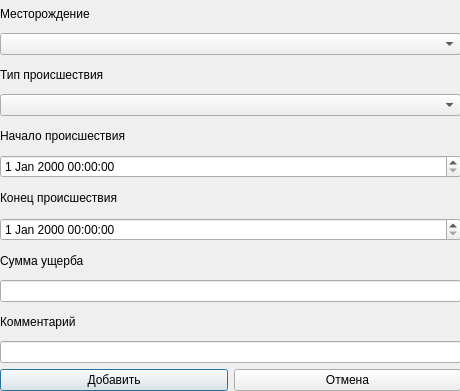
Eofre/application-software-for-accounting-and-analysis-of-accidents-at-the-mining-enterprise, file edit_dialog.ui: the form before one commit.
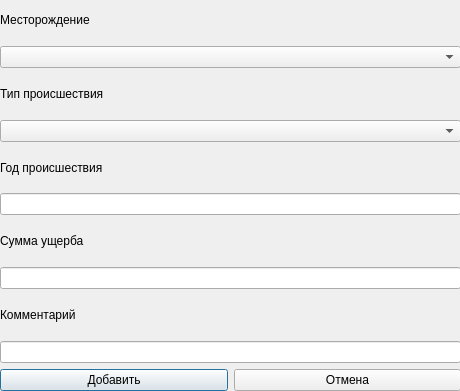
The form after the commit.

What changed in the file:
```diff
--- a/edit_dialog.ui
+++ b/edit_dialog.ui
@@ -23,40 +23,50 @@
     </rect>
    </property>
    <layout class="QGridLayout" name="gridLayout">
-    <item row="0" column="0">
-     <widget class="QLabel" name="label">
-      <property name="text">
-       <string>Месторождение</string>
-      </property>
-     </widget>
-    </item>
-    <item row="6" column="0">
-     <widget class="QLabel" name="label_4">
-      <property name="text">
-       <string>Конец происшествия</string>
-      </property>
-     </widget>
-    </item>
     <item row="7" column="0" colspan="2">
-     <widget class="QDateTimeEdit" name="timeUntil"/>
+     <widget class="QLineEdit" name="txtInjured"/>
     </item>
-    <item row="12" column="0">
+    <item row="10" column="0">
      <widget class="QPushButton" name="btnAdd">
       <property name="text">
        <string>Добавить</string>
       </property>
      </widget>
     </item>
+    <item row="6" column="0">
+     <widget class="QLabel" name="label_5">
+      <property name="text">
+       <string>Сумма ущерба</string>
+      </property>
+     </widget>
+    </item>
+    <item row="4" column="0">
+     <widget class="QLabel" name="label_4">
+      <property name="text">
+       <string>Год происшествия</string>
+      </property>
+     </widget>
+    </item>
     <item row="3" column="0" colspan="2">
      <widget class="QComboBox" name="cmbType"/>
     </item>
-    <item row="10" column="0">
+    <item row="8" column="0">
      <widget class="QLabel" name="label_6">
       <property name="text">
        <string>Комментарий</string>
       </property>
      </widget>
     </item>
+    <item row="10" column="1">
+     <widget class="QPushButton" name="btnCancel">
+      <property name="text">
+       <string>Отмена</string>
+      </property>
+     </widget>
+    </item>
+    <item row="9" column="0" colspan="2">
+     <widget class="QLineEdit" name="txtComment"/>
+    </item>
     <item row="1" column="0" colspan="2">
      <widget class="QComboBox" name="cmbDeposit"/>
     </item>
@@ -67,35 +77,15 @@
       </property>
      </widget>
     </item>
-    <item row="12" column="1">
-     <widget class="QPushButton" name="btnCancel">
+    <item row="0" column="0">
+     <widget class="QLabel" name="label">
       <property name="text">
-       <string>Отмена</string>
+       <string>Месторождение</string>
       </property>
      </widget>
     </item>
-    <item row="8" column="0">
-     <widget class="QLabel" name="label_5">
-      <property name="text">
-       <string>Сумма ущерба</string>
-      </property>
-     </widget>
-    </item>
-    <item row="4" column="0">
-     <widget class="QLabel" name="label_3">
-      <property name="text">
-       <string>Начало происшествия</string>
-      </property>
-     </widget>
-    </item>
-    <item row="9" column="0" colspan="2">
-     <widget class="QLineEdit" name="txtInjured"/>
-    </item>
     <item row="5" column="0" colspan="2">
-     <widget class="QDateTimeEdit" name="timeSince"/>
-    </item>
-    <item row="11" column="0" colspan="2">
-     <widget class="QLineEdit" name="txtComment"/>
+     <widget class="QLineEdit" name="txtYear"/>
     </item>
    </layout>
   </widget>
```
